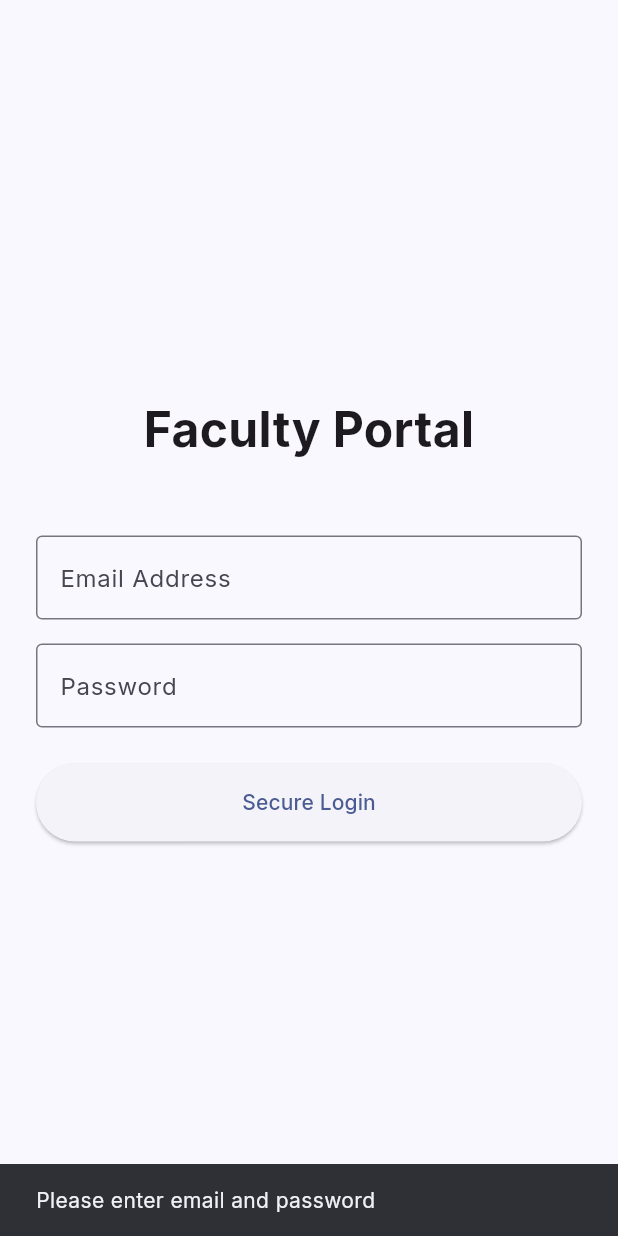
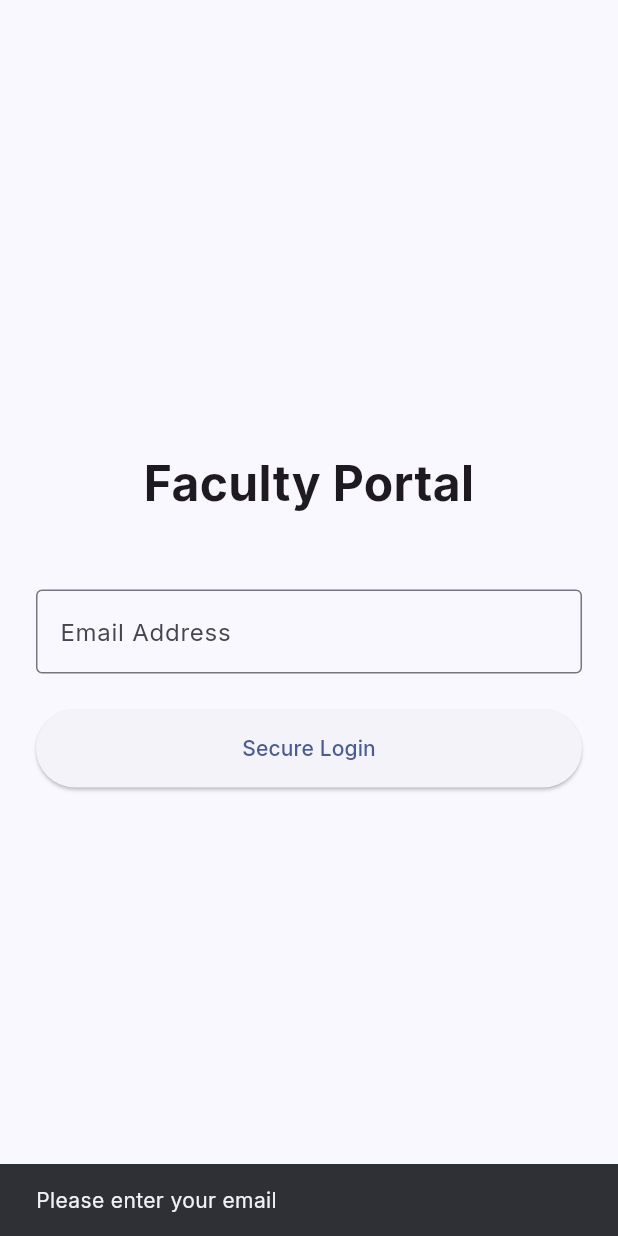
Before and after one commit to ravirajjavvadhi/attendance-management-system, a Flutter app: the screen it shows after launch, after a tap on "Secure Login", on a phone screen of 412 x 824 dp. Run offline on Flutter 3.47's test engine with Material 3 defaults, Android fonts, the phone set to English and light mode, and no system bars; our stand-ins replace dio, flutter_riverpod, go_router, google_fonts, hive_flutter, shared_preferences; accounts and stored records are empty.

Commit message:
fix: deploy passwordless endpoint and super admin faculty revoke fixes

```diff
--- a/faculty-app/lib/features/auth/presentation/screens/login_screen.dart
+++ b/faculty-app/lib/features/auth/presentation/screens/login_screen.dart
@@ -13,15 +13,13 @@ class LoginScreen extends ConsumerStatefulWidget {
 
 class _LoginScreenState extends ConsumerState<LoginScreen> {
   final _emailController = TextEditingController();
-  final _passwordController = TextEditingController();
   bool _isLoading = false;
 
   Future<void> _login() async {
     final email = _emailController.text.trim();
-    final password = _passwordController.text.trim();
-    if (email.isEmpty || password.isEmpty) {
+    if (email.isEmpty) {
       ScaffoldMessenger.of(context).showSnackBar(
-        const SnackBar(content: Text('Please enter email and password')),
+        const SnackBar(content: Text('Please enter your email')),
       );
       return;
     }
@@ -30,16 +28,12 @@ class _LoginScreenState extends ConsumerState<LoginScreen> {
 
     try {
       final dio = ref.read(dioClientProvider).dio;
-      // Direct OAuth2 form-encoded login via central FastAPI backend
+      // Passwordless direct login via FastAPI backend
       final response = await dio.post(
-        '/auth/login',
+        '/auth/passwordless',
         data: {
-          'username': email,
-          'password': password,
+          'email': email,
         },
-        options: Options(
-          contentType: Headers.formUrlEncodedContentType,
-        ),
       );
 
       final token = response.data['access_token'];
@@ -75,12 +69,6 @@ class _LoginScreenState extends ConsumerState<LoginScreen> {
                 decoration: const InputDecoration(labelText: 'Email Address', border: OutlineInputBorder()),
                 keyboardType: TextInputType.emailAddress,
               ),
-              const SizedBox(height: 16),
-              TextField(
-                controller: _passwordController,
-                decoration: const InputDecoration(labelText: 'Password', border: OutlineInputBorder()),
-                obscureText: true,
-              ),
               const SizedBox(height: 24),
               ElevatedButton(
                 onPressed: _isLoading ? null : _login,
--- a/parent-app/lib/features/auth/presentation/screens/login_screen.dart
+++ b/parent-app/lib/features/auth/presentation/screens/login_screen.dart
@@ -10,7 +10,6 @@ class LoginScreen extends ConsumerWidget {
   @override
   Widget build(BuildContext context, WidgetRef ref) {
     final emailController = TextEditingController();
-    final passwordController = TextEditingController();
 
     return Scaffold(
       appBar: AppBar(title: const Text('Parent Login')),
@@ -43,40 +42,25 @@ class LoginScreen extends ConsumerWidget {
               ),
               keyboardType: TextInputType.emailAddress,
             ),
-            const SizedBox(height: 16),
-            TextFormField(
-              controller: passwordController,
-              decoration: const InputDecoration(
-                labelText: 'Password',
-                prefixIcon: Icon(Icons.lock),
-                border: OutlineInputBorder(),
-              ),
-              obscureText: true,
-            ),
             const SizedBox(height: 24),
             FilledButton(
               onPressed: () async {
                 final email = emailController.text.trim();
-                final password = passwordController.text.trim();
-                if (email.isEmpty || password.isEmpty) {
+                if (email.isEmpty) {
                   ScaffoldMessenger.of(context).showSnackBar(
-                    const SnackBar(content: Text('Please enter email and password')),
+                    const SnackBar(content: Text('Please enter your email')),
                   );
                   return;
                 }
 
                 try {
                   final dio = ref.read(dioClientProvider).dio;
-                  // Direct OAuth2 form-encoded login via FastAPI backend
+                  // Passwordless direct login via FastAPI backend
                   final response = await dio.post(
-                    '/auth/login',
+                    '/auth/passwordless',
                     data: {
-                      'username': email,
-                      'password': password,
+                      'email': email,
                     },
-                    options: Options(
-                      contentType: Headers.formUrlEncodedContentType,
-                    ),
                   );
 
                   final token = response.data['access_token'];
```
Also changed, not shown: 3 other files.
